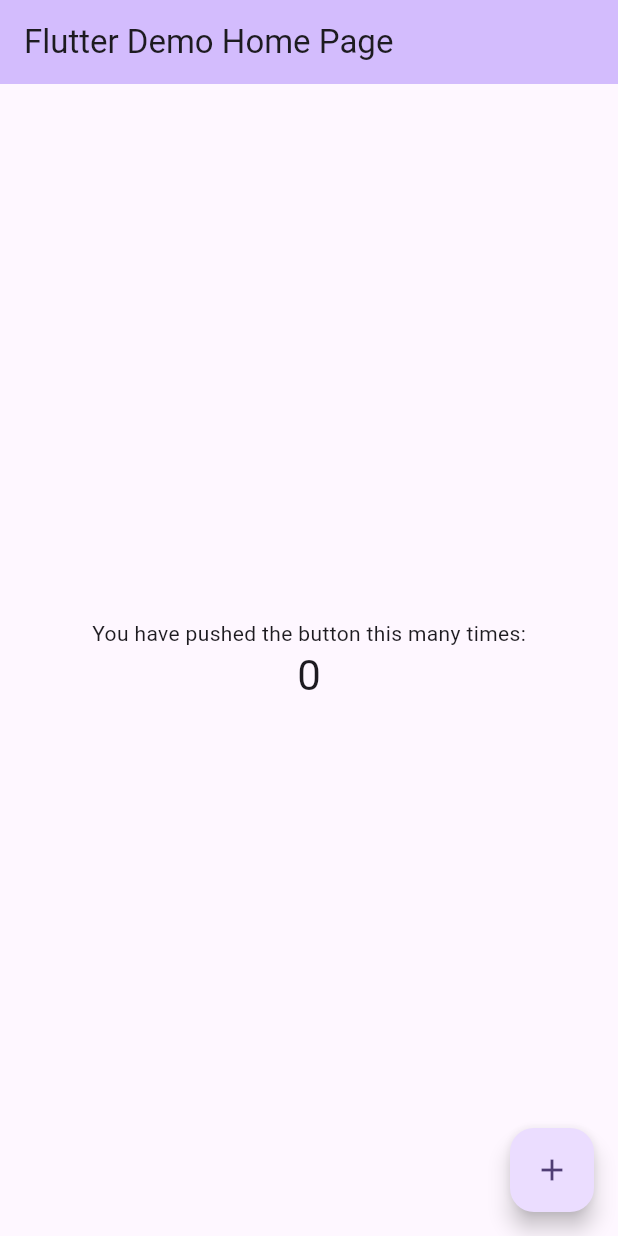
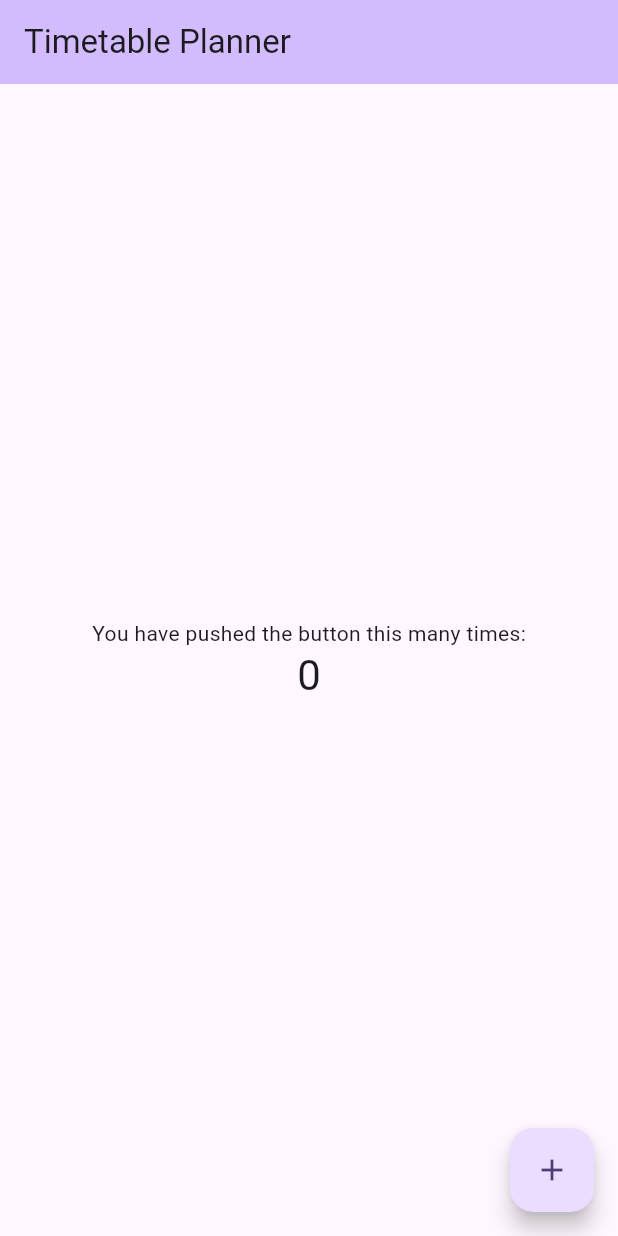
Before and after one commit to zhafranzainal/timetable_app, a Flutter app: the screen it shows after launch, on a phone screen of 412 x 824 dp. Run offline on Flutter 3.47's test engine with Material 3 defaults, Android fonts, the phone set to English and light mode, and no system bars.

Commit message:
Set title display

```diff
--- a/lib/main.dart
+++ b/lib/main.dart
@@ -16,7 +16,7 @@ class MyApp extends StatelessWidget {
         colorScheme: ColorScheme.fromSeed(seedColor: Colors.deepPurple),
         useMaterial3: true,
       ),
-      home: const MyHomePage(title: 'Flutter Demo Home Page'),
+      home: const MyHomePage(title: 'Timetable Planner'),
     );
   }
 }
@@ -44,8 +44,6 @@ class _MyHomePageState extends State<MyHomePage> {
     return Scaffold(
       appBar: AppBar(
         backgroundColor: Theme.of(context).colorScheme.inversePrimary,
-        // Here we take the value from the MyHomePage object that was created by
-        // the App.build method, and use it to set our appbar title.
         title: Text(widget.title),
       ),
       body: Center(
```
